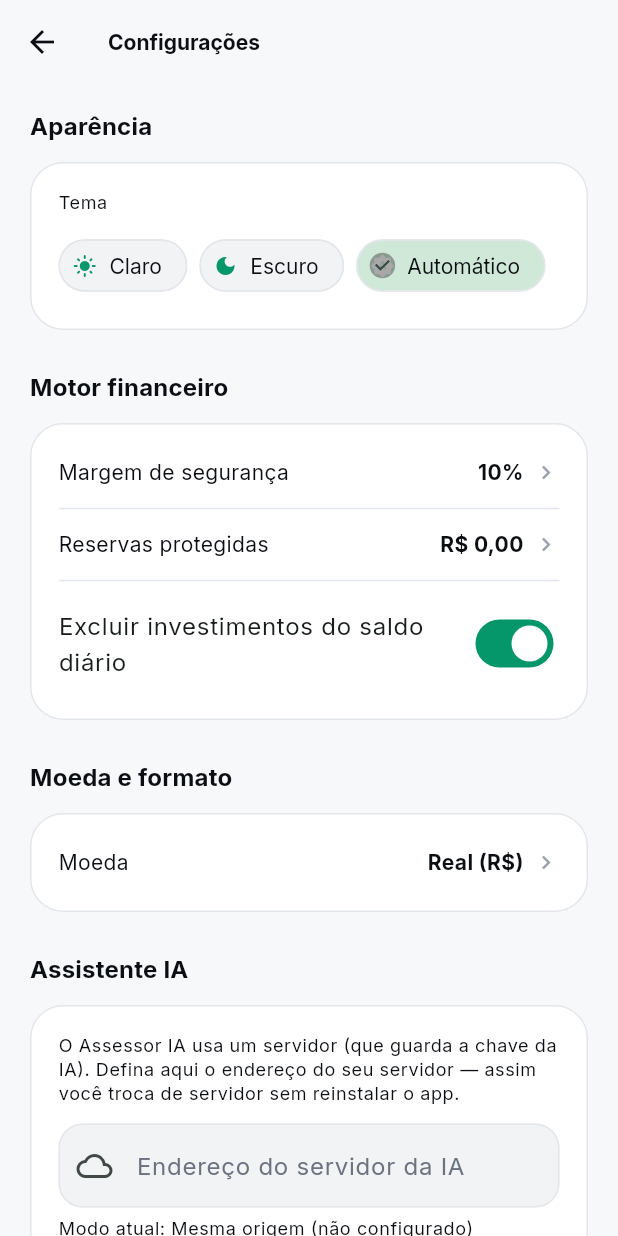
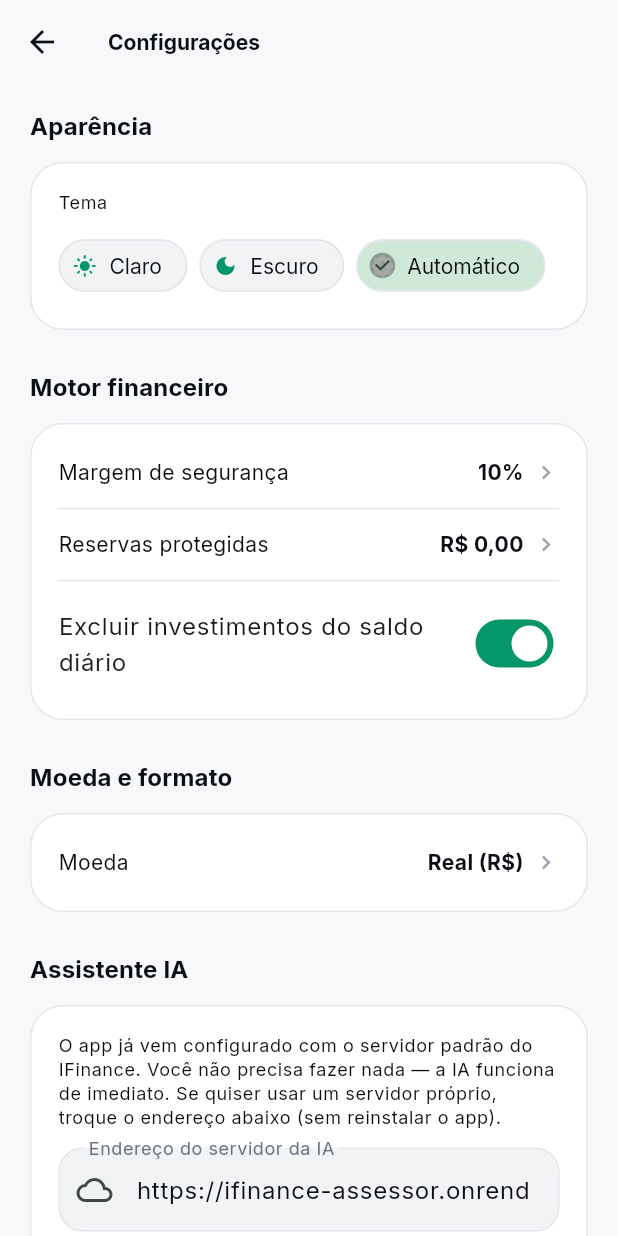
Before and after one commit to IvneyFerreira/Ifinance, a Flutter app: the SettingsScreen screen opened directly, on a phone screen of 412 x 824 dp. Run offline on Flutter 3.47's test engine with Material 3 defaults, Android fonts, the phone set to English and light mode, and no system bars; our stand-ins replace file_picker, flutter_local_notifications, flutter_timezone, google_fonts, hive_flutter, local_auth and 4 more; missing offline and left inert: passkeys, qr; accounts and stored records are empty; network calls fail.

Commit message:
genspark auto-backup

```diff
--- a/lib/core/services/ai_config.dart
+++ b/lib/core/services/ai_config.dart
@@ -2,13 +2,15 @@ import 'package:shared_preferences/shared_preferences.dart';
 
 /// Configuração do servidor do Assessor IA (Opção B).
 ///
-/// O endereço base da API pode ser definido de três formas, em ordem de
-/// prioridade:
+/// O app **já sai configurado de fábrica**: aponta por padrão para o servidor
+/// público do IFinance, sem o usuário precisar colar nenhum endereço.
+///
+/// O endereço base da API é resolvido nesta ordem de prioridade:
 ///   1. **No próprio app** (Configurações → Assistente IA) — salvo em
 ///      SharedPreferences. Permite trocar de servidor SEM recompilar o APK.
 ///   2. **Compilação**: `--dart-define=ASSESSOR_API_BASE=https://...`
-///      (valor padrão embutido no build).
-///   3. **Mesma origem**: vazio (usa o host que serve o app web / preview).
+///      (sobrescreve o padrão de fábrica no build).
+///   3. **Padrão de fábrica** ([defaultBaseUrl]) — embutido no app.
 ///
 /// O `verifySsl` fica `true` por padrão; só é desativado pelo usuário em
 /// cenários de teste com certificado self-signed.
@@ -18,6 +20,11 @@ class AiConfig {
   static const _kBase = 'ifinance_ai_base_url';
   static const _kVerifySsl = 'ifinance_ai_verify_ssl';
   static const _kToken = 'ifinance_ai_token';
+
+  /// Servidor público padrão do Assessor IA (de fábrica, já embutido no app).
+  /// O usuário NÃO precisa colar nada — já vem pronto para usar.
+  static const String defaultBaseUrl =
+      'https://ifinance-assessor.onrender.com';
 
   /// Valor embutido no build via --dart-define (pode ser vazio).
   static const String compiledBaseUrl =
@@ -32,12 +39,20 @@ class AiConfig {
   static bool _verifySsl = true;
   static bool _loaded = false;
 
-  /// `true` quando há um servidor configurado (app ou compilação).
+  /// `true` quando há um servidor configurado (app, compilação ou padrão).
   static bool get isConfigured => baseUrl.isNotEmpty;
 
+  /// `true` quando o app está usando o servidor público padrão de fábrica.
+  static bool get isUsingDefault =>
+      _override.isEmpty && compiledBaseUrl.isEmpty;
+
   /// Endereço base efetivo (sem barra final).
+  ///
+  /// Prioridade: app (usuário) > compilação > padrão de fábrica.
   static String get baseUrl {
-    final raw = _override.isNotEmpty ? _override : compiledBaseUrl;
+    final raw = _override.isNotEmpty
+        ? _override
+        : (compiledBaseUrl.isNotEmpty ? compiledBaseUrl : defaultBaseUrl);
     return raw.trim().replaceAll(RegExp(r'/+$'), '');
   }
 
@@ -93,6 +108,6 @@ class AiConfig {
   static String describe() {
     if (_override.isNotEmpty) return 'Personalizado';
     if (compiledBaseUrl.isNotEmpty) return 'Embutido no app';
-    return 'Mesma origem (não configurado)';
+    return 'Servidor padrão IFinance';
   }
 }
--- a/lib/ui/settings/settings_screen.dart
+++ b/lib/ui/settings/settings_screen.dart
@@ -747,11 +747,16 @@ class _AiServerCardState extends State<_AiServerCard> {
   @override
   void initState() {
     super.initState();
+    // Mostra o endereço efetivo: usuário > compilação > padrão de fábrica.
     _ctrl.text = AiConfig.userBaseUrl.isNotEmpty
         ? AiConfig.userBaseUrl
-        : AiConfig.compiledBaseUrl;
+        : (AiConfig.compiledBaseUrl.isNotEmpty
+            ? AiConfig.compiledBaseUrl
+            : AiConfig.defaultBaseUrl);
     _tokenCtrl.text = AiConfig.token;
     _verifySsl = AiConfig.verifySsl;
+    // Testa a conexão automaticamente ao abrir (o app já vem configurado).
+    WidgetsBinding.instance.addPostFrameCallback((_) => _test());
   }
 
   @override
@@ -775,9 +780,23 @@ class _AiServerCardState extends State<_AiServerCard> {
         baseUrl: url, token: _tokenCtrl.text, verifySsl: _verifySsl);
     if (!mounted) return;
     setState(() {
-      _status = url.isEmpty ? 'Endereço limpo.' : 'Endereço salvo com sucesso.';
+      _status = url.isEmpty
+          ? 'Restaurado para o servidor padrão do IFinance.'
+          : 'Endereço salvo com sucesso.';
       _statusOk = true;
     });
+  }
+
+  /// Restaura o endereço padrão de fábrica (remove a personalização).
+  Future<void> _useDefault() async {
+    await AiConfig.save(baseUrl: '');
+    if (!mounted) return;
+    setState(() {
+      _ctrl.text = AiConfig.defaultBaseUrl;
+      _status = 'Servidor padrão do IFinance restaurado.';
+      _statusOk = true;
+    });
+    await _test();
   }
 
   Future<void> _test() async {
@@ -808,9 +827,10 @@ class _AiServerCardState extends State<_AiServerCard> {
         crossAxisAlignment: CrossAxisAlignment.start,
         children: [
           Text(
-            'O Assessor IA usa um servidor (que guarda a chave da IA). '
-            'Defina aqui o endereço do seu servidor — assim você troca de '
-            'servidor sem reinstalar o app.',
+            'O app já vem configurado com o servidor padrão do IFinance. '
+            'Você não precisa fazer nada — a IA funciona de imediato. Se '
+            'quiser usar um servidor próprio, troque o endereço abaixo (sem '
+            'reinstalar o app).',
             style: t.bodySmall?.copyWith(height: 1.35),
           ),
           const SizedBox(height: 12),
@@ -825,8 +845,19 @@ class _AiServerCardState extends State<_AiServerCard> {
             ),
           ),
           const SizedBox(height: 6),
-          Text('Modo atual: ${AiConfig.describe()}', style: t.bodySmall),
-          const SizedBox(height: 10),
+          Row(
+            children: [
+              Expanded(
+                child: Text('Modo atual: ${AiConfig.describe()}',
+                    style: t.bodySmall),
+              ),
+              TextButton.icon(
+                onPressed: _busy ? null : _useDefault,
+                icon: const Icon(Icons.restart_alt, size: 16),
+                label: const Text('Usar padrão'),
+              ),
+            ],
+          ),
           TextField(
             controller: _tokenCtrl,
             autocorrect: false,
```
